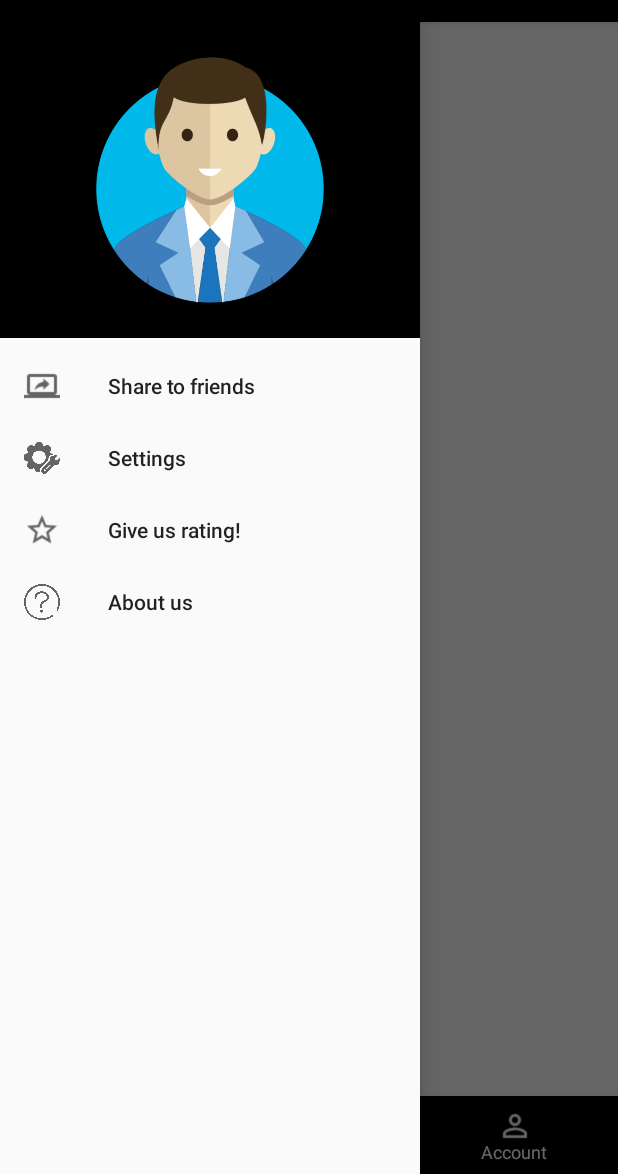
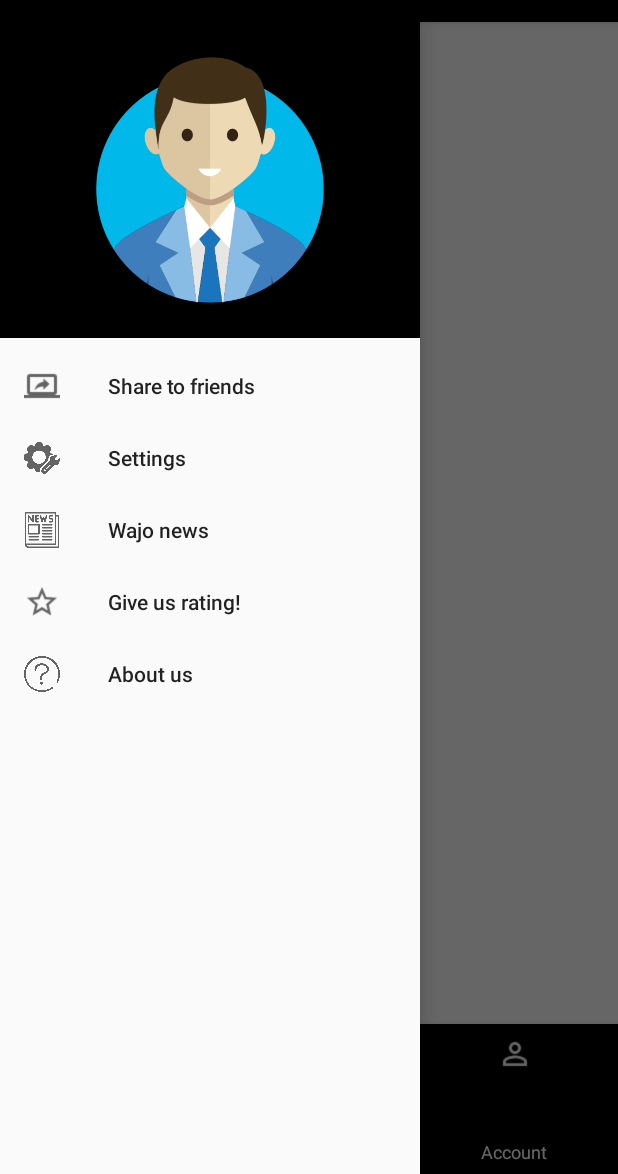
Before and after one commit to ibalm9/NewRetrofitListViewJSONN, an Android app: the screen it shows after launch (MainActivity), with the side drawer open, on a phone screen of 412 x 824 dp, the part 62-1236 px from its top. Run offline under Robolectric (Android 15) with nearby library versions, the phone set to English and light mode, and no system bars; 1 statement that could not run was skipped.

Commit message:
last ckpt mybe

```diff
--- a/app/src/main/res/layout/activity_main.xml
+++ b/app/src/main/res/layout/activity_main.xml
@@ -20,13 +20,15 @@
             android:id="@+id/bottom_navigation"
             android:layout_width="match_parent"
             android:layout_height="52dp"
+            android:layout_below="@+id/mListView"
+            android:layout_alignBottom="@id/mListView"
+            android:layout_alignParentBottom="true"
+            android:layout_marginTop="0dp"
+            android:layout_marginBottom="0dp"
             app:itemBackground="@color/navigationBarColor"
             app:itemIconTint="@android:color/white"
             app:itemTextColor="@android:color/white"
-            app:menu="@menu/bottom_nav_menu"
-            android:layout_alignParentBottom="true"
-            android:layout_alignBottom="@id/mListView"
-            />
+            app:menu="@menu/bottom_nav_menu" />
 
         <TextView
             android:id="@+id/headerTxt"
@@ -53,7 +55,7 @@
         <ListView
             android:id="@+id/mListView"
             android:layout_width="match_parent"
-            android:layout_height="match_parent"
+            android:layout_height="668dp"
 
             />
 
--- a/app/src/main/res/menu/navigation_menu.xml
+++ b/app/src/main/res/menu/navigation_menu.xml
@@ -7,6 +7,9 @@
     <item android:id="@+id/settings"
         android:icon="@drawable/setting"
         android:title="Settings"/>
+    <item android:id="@+id/newse"
+        android:icon="@drawable/news"
+        android:title="Wajo news"/>
     <item android:id="@+id/rate"
         android:icon="@drawable/star"
         android:title="Give us rating!"/>
```
Also changed, not shown: app/src/main/res/drawable/news.png (added).
